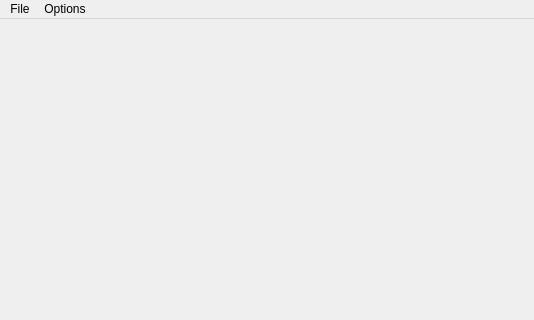
Above: src/vrmain.ui from AjayLimaye/lasVR before the change; both pictures show x 0 to 534 and y 0 to 320 of the 534 by 574 pixel window. Below: the same form after it.
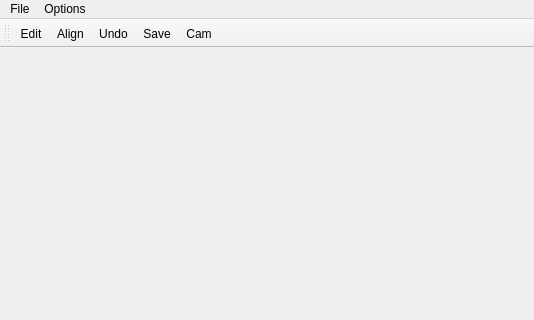
That is the form after the change.

Commit message: VR/Desktop Mode implemented

Diff of the .ui file:
```diff
--- a/src/vrmain.ui
+++ b/src/vrmain.ui
@@ -44,6 +44,22 @@
    <addaction name="menuOptions"/>
   </widget>
   <widget class="QStatusBar" name="statusbar"/>
+  <widget class="QToolBar" name="toolBar">
+   <property name="windowTitle">
+    <string>toolBar</string>
+   </property>
+   <attribute name="toolBarArea">
+    <enum>TopToolBarArea</enum>
+   </attribute>
+   <attribute name="toolBarBreak">
+    <bool>true</bool>
+   </attribute>
+   <addaction name="actionEditMode"/>
+   <addaction name="actionAlign"/>
+   <addaction name="actionUndo"/>
+   <addaction name="actionSaveInfo"/>
+   <addaction name="actionCamMode"/>
+  </widget>
   <action name="actionLoad_LAS">
    <property name="text">
     <string>Load PoTree</string>
@@ -70,6 +86,63 @@
     <string>Point Budget (Mil)</string>
    </property>
   </action>
+  <action name="actionCamMode">
+   <property name="checkable">
+    <bool>true</bool>
+   </property>
+   <property name="text">
+    <string>Cam</string>
+   </property>
+   <property name="toolTip">
+    <string>Camera Mode</string>
+   </property>
+  </action>
+  <action name="actionAlign">
+   <property name="text">
+    <string>Align</string>
+   </property>
+   <property name="toolTip">
+    <string>Center Pointclouds</string>
+   </property>
+  </action>
+  <action name="actionUndo">
+   <property name="text">
+    <string>Undo</string>
+   </property>
+   <property name="toolTip">
+    <string>Undo</string>
+   </property>
+  </action>
+  <action name="actionEditMode">
+   <property name="checkable">
+    <bool>true</bool>
+   </property>
+   <property name="text">
+    <string>Edit</string>
+   </property>
+   <property name="toolTip">
+    <string>Edit Mode</string>
+   </property>
+  </action>
+  <action name="actionSaveInfo">
+   <property name="text">
+    <string>Save</string>
+   </property>
+   <property name="toolTip">
+    <string>Save Mod Indo</string>
+   </property>
+  </action>
+  <action name="actionVRMode">
+   <property name="checkable">
+    <bool>true</bool>
+   </property>
+   <property name="text">
+    <string>VR Mode</string>
+   </property>
+   <property name="toolTip">
+    <string>VR Mode</string>
+   </property>
+  </action>
  </widget>
  <resources/>
  <connections/>
```
Left out of the diff: 1 changed line with no effect on the pictures. The commit also changes 14 other files.
